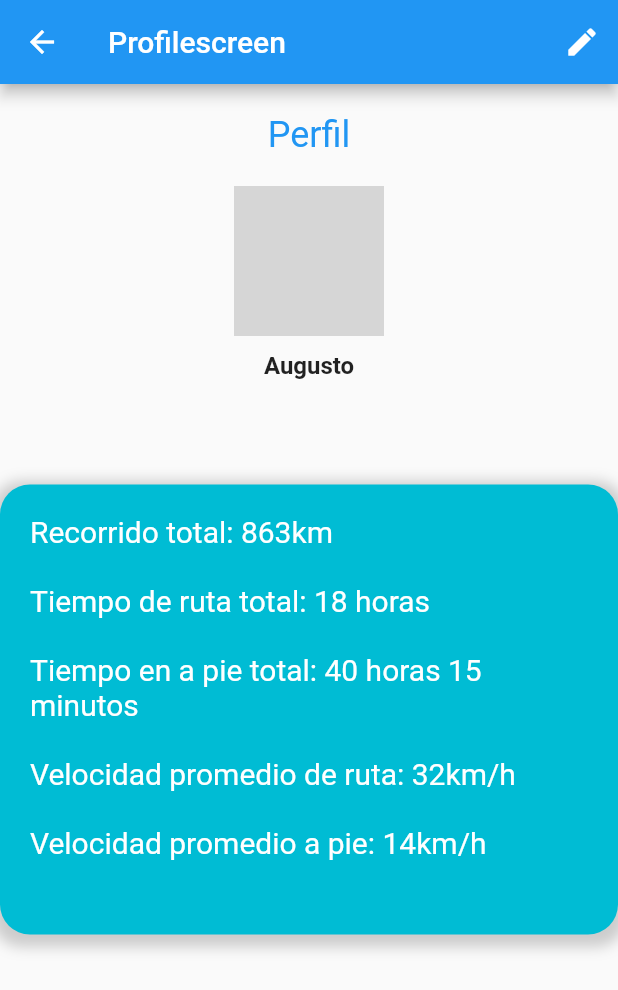
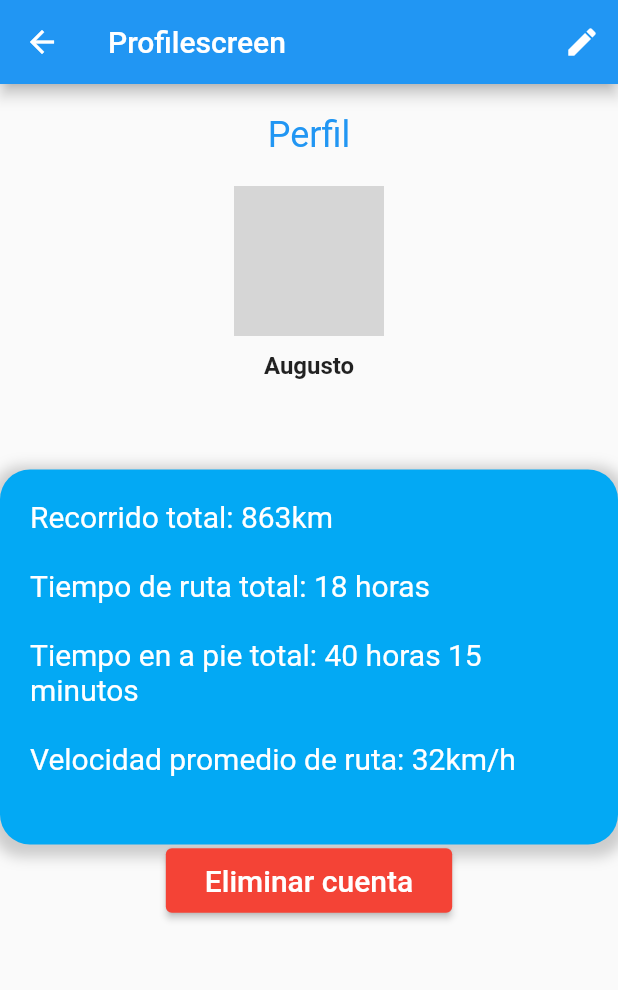
Before and after one commit to barcasnerd/Proyecto1_ProgramacionMovil, a Flutter app: the ProfileScreen screen opened by its route, on a phone screen of 412 x 824 dp. Shown: the top 990 px of the screen. Run offline on Flutter 3.47's test engine with Material 2 defaults, Android fonts, the phone set to English and light mode, and no system bars; grey boxes are pictures that could not be loaded.

Commit message:
Update profile-screen.dart

```diff
--- a/lib/ui/pages/profile-screen.dart
+++ b/lib/ui/pages/profile-screen.dart
@@ -69,12 +69,12 @@ class _ProfileScreenState extends State<ProfileScreen> {
             ),
           ),
           Padding(
-            padding: EdgeInsets.only(top: 70),
+            padding: EdgeInsets.only(top: 60),
             child: Container(
               width: 500,
-              height: 300,
+              height: 250,
               decoration: BoxDecoration(
-                color: Colors.cyan,
+                color: Colors.lightBlue,
                 borderRadius: BorderRadius.circular(20),
                 boxShadow: [
                   BoxShadow(
@@ -98,7 +98,25 @@ class _ProfileScreenState extends State<ProfileScreen> {
                     color: Colors.white,
                   ),
                 ),
+
+                // Espacio entre el borde derecho y el botón
               ),
+            ),
+          ),
+          ElevatedButton(
+            onPressed: () => {},
+            child: Padding(
+              padding:
+                  EdgeInsets.all(10), // Ajusta el relleno interno del botón
+              child: Text(
+                'Eliminar cuenta',
+                style: TextStyle(
+                  fontSize: 20,
+                ),
+              ),
+            ),
+            style: ElevatedButton.styleFrom(
+              primary: Colors.red, // Cambia el color del botón a rojo
             ),
           ),
         ],
```
